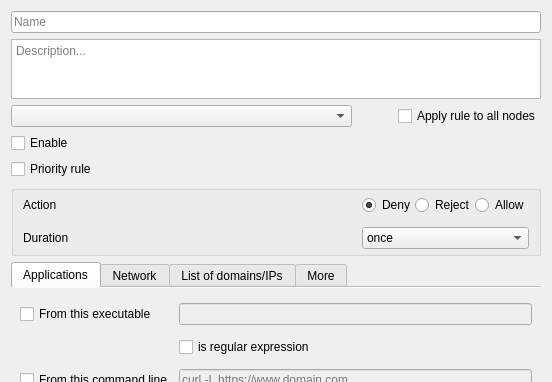
Above: ui/opensnitch/res/ruleseditor.ui from diegoakanotoperator/securesnitch before the change; both pictures show x 0 to 552 and y 0 to 382 of the 552 by 580 pixel window. Below: the same form after it.
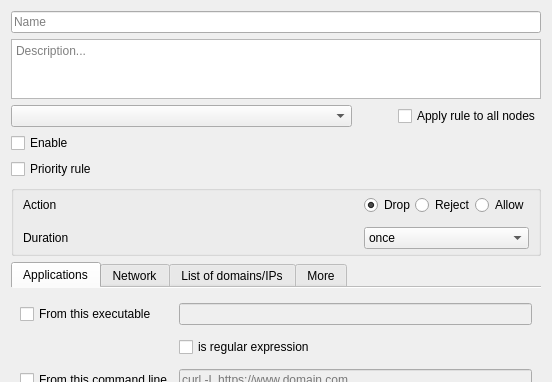
That is the form after the change. Icons and pictures are not drawn.

Commit message:
ui,ruleseditor: use forever instead of always
for consistency. "forever" is used for the pop-ups in several places,
the pop-ups and the Preferences dialog.

Internally the daemon uses "always".

Closes: #1532

What changed in the file:
```diff
--- a/ui/opensnitch/res/ruleseditor.ui
+++ b/ui/opensnitch/res/ruleseditor.ui
@@ -1132,7 +1132,7 @@
            <string>Deny will just discard the connection</string>
           </property>
           <property name="text">
-           <string>Deny</string>
+           <string>Drop</string>
           </property>
           <property name="icon">
            <iconset theme="emblem-important">
```
Left out of the diff: 2 changed lines with no effect on the pictures.
